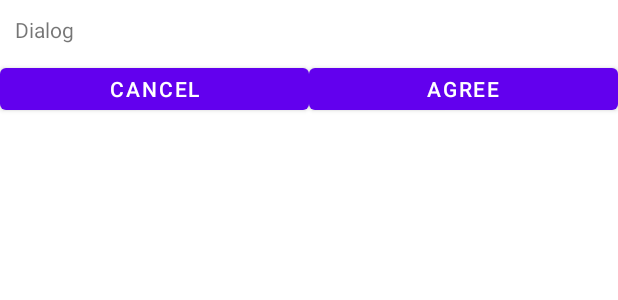
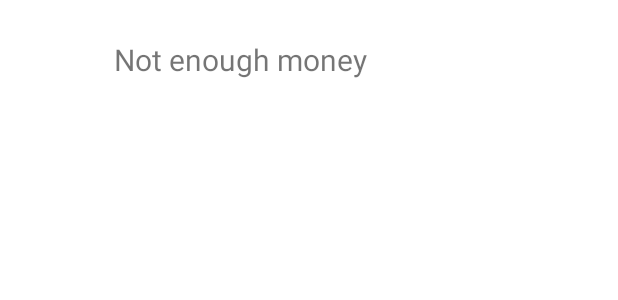
Before and after one commit to RaduGitHub/tamagotchi, an Android app: the layout dialog.xml on its own in the app's theme, with its tools: preview values and no code run, on a phone screen of 412 x 824 dp. Shown: the top 300 px of the screen. Run offline under Robolectric (Android 15) with nearby library versions, the light colour scheme and no system bars.

Commit message:
Money logic: Increase money on click on pet- Decrease when buying- Show error when buying with no money-

```diff
--- a/app/src/main/res/layout/dialog.xml
+++ b/app/src/main/res/layout/dialog.xml
@@ -1,33 +1,17 @@
 <?xml version="1.0" encoding="utf-8"?>
-<RelativeLayout
-    xmlns:android="http://schemas.android.com/apk/res/android"
+<RelativeLayout xmlns:android="http://schemas.android.com/apk/res/android"
     android:layout_width="match_parent"
     android:layout_height="wrap_content">
 
     <TextView
         android:id="@+id/dialog_info"
-        android:layout_width="match_parent"
-        android:layout_height="wrap_content"
+        android:layout_width="320sp"
+        android:layout_height="80sp"
         android:padding="10dp"
-        android:text="@string/dialog"/>
+        android:text="@string/dialog"
+        android:textAlignment="center"
+        android:textSize="20sp"
+        android:gravity="center"
+        />
 
-    <LinearLayout
-        android:layout_width="match_parent"
-        android:layout_height="40dp"
-        android:layout_below="@id/dialog_info">
-
-        <Button
-            android:id="@+id/dialog_cancel"
-            android:layout_width="0dp"
-            android:layout_height="match_parent"
-            android:layout_weight="0.50"
-            android:text="Cancel"/>
-
-        <Button
-            android:id="@+id/dialog_ok"
-            android:layout_width="0dp"
-            android:layout_height="match_parent"
-            android:layout_weight="0.50"
-            android:text="Agree"/>
-    </LinearLayout>
 </RelativeLayout>
--- a/app/src/main/res/values/strings.xml
+++ b/app/src/main/res/values/strings.xml
@@ -6,7 +6,7 @@
     <string name="second_fragment_label">Second Fragment</string>
     <string name="next">Next</string>
     <string name="previous">Previous</string>
-    <string name="dialog">Dialog</string>
+    <string name="dialog">Not enough money</string>
     <string-array name="foodTypes">
         <item>Pizza</item>
         <item>IceCream</item>
```
Also changed, not shown: app/src/main/java/com/example/tomogatchi2/MainActivity.java (+7 -8 lines).
